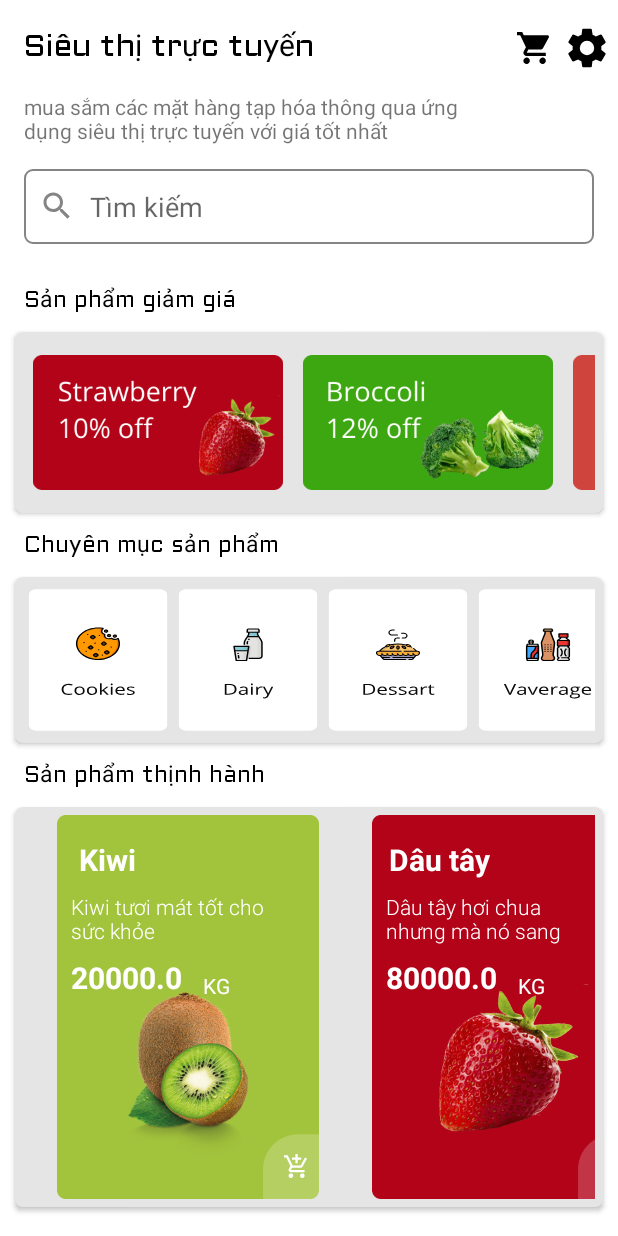
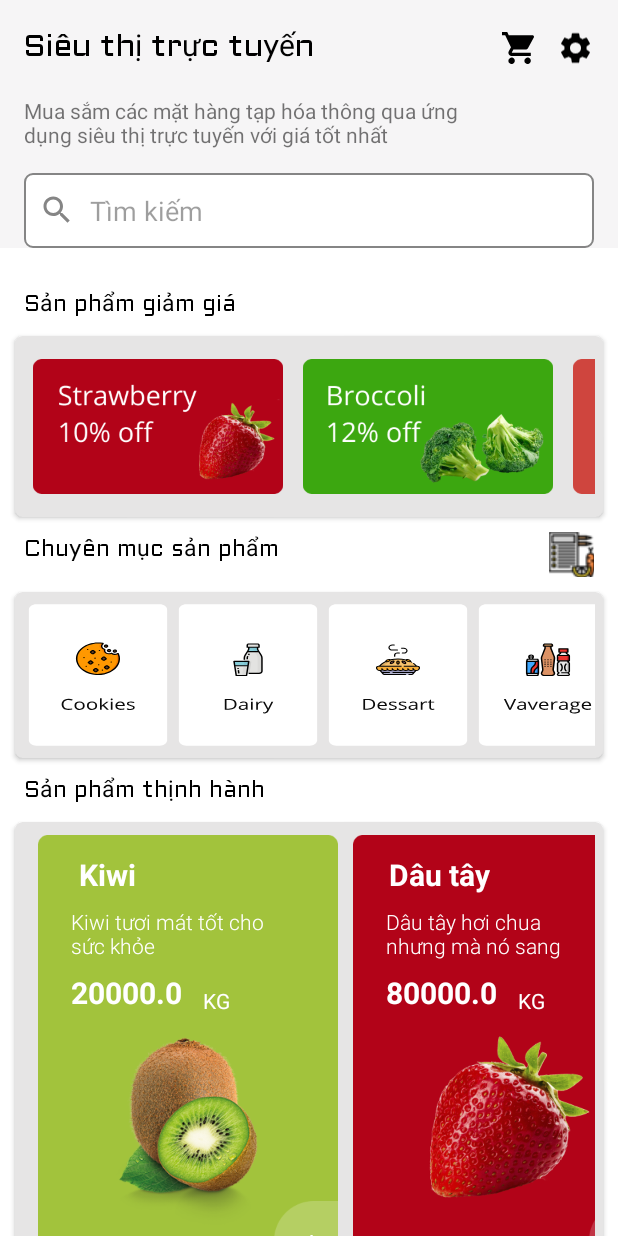
Before and after one commit to Dat0309/online-grocery-storee, an Android app: the screen it shows after launch (MainActivity), on a phone screen of 412 x 824 dp. Run offline under Robolectric (Android 15) with nearby library versions, the phone set to English and light mode, and no system bars.

Commit message:
Update 2.10

```diff
--- a/OnlineGroceryStore/app/src/main/AndroidManifest.xml
+++ b/OnlineGroceryStore/app/src/main/AndroidManifest.xml
@@ -9,6 +9,7 @@
         android:roundIcon="@mipmap/ic_launcher_round"
         android:supportsRtl="true"
         android:theme="@style/Theme.OnlineGroceryStore">
+        <activity android:name=".GridCategory"></activity>
         <activity android:name=".MainActivity">
             <intent-filter>
                 <action android:name="android.intent.action.MAIN" />
@@ -16,6 +17,7 @@
                 <category android:name="android.intent.category.LAUNCHER" />
             </intent-filter>
         </activity>
+
         <meta-data
             android:name="preloaded_fonts"
             android:resource="@array/preloaded_fonts" />
--- a/OnlineGroceryStore/app/src/main/java/com/dinhtrongdat/onlinegrocerystore/MainActivity.java
+++ b/OnlineGroceryStore/app/src/main/java/com/dinhtrongdat/onlinegrocerystore/MainActivity.java
@@ -4,7 +4,10 @@ import androidx.appcompat.app.AppCompatActivity;
 import androidx.recyclerview.widget.LinearLayoutManager;
 import androidx.recyclerview.widget.RecyclerView;
 
+import android.content.Intent;
 import android.os.Bundle;
+import android.view.View;
+import android.widget.ImageButton;
 
 import com.dinhtrongdat.onlinegrocerystore.adapter.CategoryAdapter;
 import com.dinhtrongdat.onlinegrocerystore.adapter.DiscounterAdapter;
@@ -51,6 +54,7 @@ public class MainActivity extends AppCompatActivity implements DiscounterAdapter
     ArrayList<DiscounterProduct> listDiscounter;
     ArrayList<Category> listCategory;
     ArrayList<Recently> listRecently;
+    ImageButton btnCategory;
 
     @Override
     protected void onCreate(Bundle savedInstanceState) {
@@ -61,6 +65,14 @@ public class MainActivity extends AppCompatActivity implements DiscounterAdapter
     }
 
     private void initUI() {
+        btnCategory = findViewById(R.id.btnCategory);
+        btnCategory.setOnClickListener(new View.OnClickListener() {
+            @Override
+            public void onClick(View view) {
+                startActivity(new Intent(MainActivity.this, GridCategory.class));
+            }
+        });
+
         discounterRecycle = findViewById(R.id.recycle_discount);
         listDiscounter = new ArrayList<>();
         for (int i=0;i<ids.length; i++){
--- a/OnlineGroceryStore/app/src/main/res/layout/activity_main.xml
+++ b/OnlineGroceryStore/app/src/main/res/layout/activity_main.xml
@@ -1,10 +1,32 @@
 <?xml version="1.0" encoding="utf-8"?>
-<androidx.constraintlayout.widget.ConstraintLayout xmlns:android="http://schemas.android.com/apk/res/android"
+<androidx.coordinatorlayout.widget.CoordinatorLayout
+    xmlns:android="http://schemas.android.com/apk/res/android"
     xmlns:app="http://schemas.android.com/apk/res-auto"
     xmlns:tools="http://schemas.android.com/tools"
     android:layout_width="match_parent"
     android:layout_height="match_parent"
     tools:context=".MainActivity">
+    <com.google.android.material.appbar.AppBarLayout
+        android:layout_width="match_parent"
+        android:layout_height="wrap_content"
+        android:id="@+id/AppBar"
+        android:fitsSystemWindows="true"
+        android:theme="@style/ThemeOverlay.AppCompat.Light">
+        <com.google.android.material.appbar.CollapsingToolbarLayout
+            android:layout_width="match_parent"
+            android:layout_height="match_parent"
+            android:id="@+id/CollabToolBar"
+            app:layout_scrollFlags="scroll|snap|exitUntilCollapsed"
+            android:fitsSystemWindows="true"
+            app:contentScrim="@color/scrim">
+            <LinearLayout
+                android:layout_width="match_parent"
+                android:layout_height="match_parent"
+                android:orientation="vertical">
+                <LinearLayout
+                    android:layout_width="match_parent"
+                    android:layout_height="wrap_content"
+                    android:orientation="horizontal">
                     <TextView
                         android:id="@+id/textView"
                         android:layout_width="wrap_content"
@@ -14,35 +36,23 @@
                         android:fontFamily="@font/aldrich"
                         android:text="@string/app_name"
                         android:textColor="@color/black"
-        android:textSize="20sp"
-        app:layout_constraintEnd_toEndOf="parent"
-        app:layout_constraintHorizontal_bias="0.0"
-        app:layout_constraintStart_toStartOf="parent"
-        app:layout_constraintTop_toTopOf="parent" />
-
+                        android:textSize="20sp" />
                     <ImageView
                         android:id="@+id/imageView"
                         android:layout_width="32dp"
                         android:layout_height="wrap_content"
                         android:layout_marginTop="16dp"
-        app:layout_constraintEnd_toEndOf="parent"
-        app:layout_constraintHorizontal_bias="0.762"
-        app:layout_constraintStart_toEndOf="@+id/textView"
-        app:layout_constraintTop_toTopOf="parent"
+                        android:layout_marginStart="120dp"
                         app:srcCompat="@drawable/ic_cart_black" />
-
                     <ImageView
                         android:id="@+id/imageView2"
                         android:layout_width="wrap_content"
                         android:layout_height="wrap_content"
-        android:layout_marginStart="4dp"
+                        android:layout_marginStart="10dp"
                         android:layout_marginTop="16dp"
                         android:layout_marginEnd="16dp"
-        app:layout_constraintEnd_toEndOf="parent"
-        app:layout_constraintHorizontal_bias="0.0"
-        app:layout_constraintStart_toEndOf="@+id/imageView"
-        app:layout_constraintTop_toTopOf="parent"
                         app:srcCompat="@drawable/ic_account_settings" />
+                </LinearLayout>
 
                 <TextView
                     android:id="@+id/textView2"
@@ -52,9 +62,6 @@
                     android:layout_marginTop="16dp"
                     android:layout_marginEnd="16dp"
                     android:text="@string/description"
-        app:layout_constraintEnd_toEndOf="parent"
-        app:layout_constraintHorizontal_bias="0.0"
-        app:layout_constraintStart_toStartOf="parent"
                     app:layout_constraintTop_toBottomOf="@+id/textView" />
 
                 <EditText
@@ -71,19 +78,23 @@
                     android:hint="@string/hint_search"
                     android:inputType="textPersonName"
                     android:padding="10dp"
-        app:layout_constraintEnd_toEndOf="parent"
-        app:layout_constraintHorizontal_bias="0.0"
-        app:layout_constraintStart_toStartOf="parent"
                     app:layout_constraintTop_toBottomOf="@+id/textView2" />
+            </LinearLayout>
+            <androidx.appcompat.widget.Toolbar
+                android:id="@+id/toolbar"
+                android:layout_width="match_parent"
+                android:layout_height="?attr/actionBarSize"
+                app:layout_collapseMode="pin"/>
+        </com.google.android.material.appbar.CollapsingToolbarLayout>
+    </com.google.android.material.appbar.AppBarLayout>
 
 
-    <ScrollView
+    <androidx.core.widget.NestedScrollView
+        android:id="@+id/nestedScroll"
         android:layout_width="match_parent"
         android:layout_height="wrap_content"
         android:layout_marginTop="16dp"
-        app:layout_constraintEnd_toEndOf="parent"
-        app:layout_constraintStart_toStartOf="parent"
-        app:layout_constraintTop_toBottomOf="@id/edt_search">
+        app:layout_behavior="com.google.android.material.appbar.AppBarLayout$ScrollingViewBehavior">
 
         <LinearLayout
             android:layout_width="match_parent"
@@ -111,6 +122,10 @@
                     android:layout_margin="5dp"/>
             </androidx.cardview.widget.CardView>
 
+            <LinearLayout
+                android:layout_width="match_parent"
+                android:layout_height="wrap_content"
+                android:orientation="horizontal">
                 <TextView
                     android:layout_width="wrap_content"
                     android:layout_height="wrap_content"
@@ -119,6 +134,14 @@
                     android:text="@string/category"
                     android:textColor="@color/black"
                     android:textSize="15sp"/>
+                <ImageButton
+                    android:id="@+id/btnCategory"
+                    android:layout_width="30dp"
+                    android:layout_height="30dp"
+                    android:src="@drawable/category"
+                    android:background="@android:color/transparent"
+                    android:layout_marginStart="180dp"/>
+            </LinearLayout>
             <androidx.cardview.widget.CardView
                 android:layout_width="match_parent"
                 android:layout_height="wrap_content"
@@ -153,5 +176,5 @@
                     android:layout_margin="5dp"/>
             </androidx.cardview.widget.CardView>
         </LinearLayout>
-    </ScrollView>
-</androidx.constraintlayout.widget.ConstraintLayout>
+    </androidx.core.widget.NestedScrollView>
+</androidx.coordinatorlayout.widget.CoordinatorLayout>
--- a/OnlineGroceryStore/app/src/main/res/layout/layout_recently.xml
+++ b/OnlineGroceryStore/app/src/main/res/layout/layout_recently.xml
@@ -10,7 +10,7 @@
     <ImageView
         android:id="@+id/imageView5"
         android:layout_width="200dp"
-        android:layout_height="256dp"
+        android:layout_height="300dp"
         android:layout_weight="1"
         app:layout_constraintEnd_toEndOf="parent"
         app:layout_constraintHorizontal_bias="0.0"
@@ -22,7 +22,7 @@
         android:id="@+id/imgBuy"
         android:layout_width="wrap_content"
         android:layout_height="wrap_content"
-        android:layout_marginStart="160dp"
+        android:layout_marginStart="170dp"
         android:layout_marginBottom="10dp"
         app:layout_constraintBottom_toBottomOf="parent"
         app:layout_constraintEnd_toEndOf="parent"
--- a/OnlineGroceryStore/app/src/main/res/values/colors.xml
+++ b/OnlineGroceryStore/app/src/main/res/values/colors.xml
@@ -1,11 +1,13 @@
 <?xml version="1.0" encoding="utf-8"?>
 <resources>
     <color name="purple_200">#FFBB86FC</color>
-    <color name="purple_500">#FF6200EE</color>
-    <color name="purple_700">#FF3700B3</color>
+    <color name="purple_500">#F6F5F6</color>
+    <color name="purple_700">#EBEBEC</color>
     <color name="teal_200">#FF03DAC5</color>
     <color name="teal_700">#FF018786</color>
     <color name="black">#FF000000</color>
     <color name="white">#FFFFFFFF</color>
     <color name="gray">#E6E5E5</color>
+
+    <color name="scrim">#FBFBFB</color>
 </resources>
--- a/OnlineGroceryStore/app/src/main/res/values/strings.xml
+++ b/OnlineGroceryStore/app/src/main/res/values/strings.xml
@@ -1,6 +1,6 @@
 <resources>
     <string name="app_name">Siêu thị trực tuyến</string>
-    <string name="description">mua sắm các mặt hàng tạp hóa thông qua ứng dụng siêu thị trực tuyến với giá tốt nhất</string>
+    <string name="description">Mua sắm các mặt hàng tạp hóa thông qua ứng dụng siêu thị trực tuyến với giá tốt nhất</string>
     <string name="hint_search">Tìm kiếm</string>
     <string name="discount_item">Sản phẩm giảm giá</string>
     <string name="category">Chuyên mục sản phẩm</string>
```
Also changed, not shown: OnlineGroceryStore/app/src/main/java/com/dinhtrongdat/onlinegrocerystore/GridCategory.java (added, +68 -0 lines), OnlineGroceryStore/app/src/main/java/com/dinhtrongdat/onlinegrocerystore/adapter/AllCategoryAdapter.java (added, +61 -0 lines), OnlineGroceryStore/app/src/main/java/com/dinhtrongdat/onlinegrocerystore/model/AllCategory.java (added, +29 -0 lines), OnlineGroceryStore/app/src/main/res/layout/activity_grid_category.xml (added, +40 -0 lines), OnlineGroceryStore/app/src/main/res/layout/layout_all_category.xml (added, +12 -0 lines), OnlineGroceryStore/app/src/main/res/drawable/category.png (added), 3 other files. Lines whose indentation alone changed are shown as unchanged.
